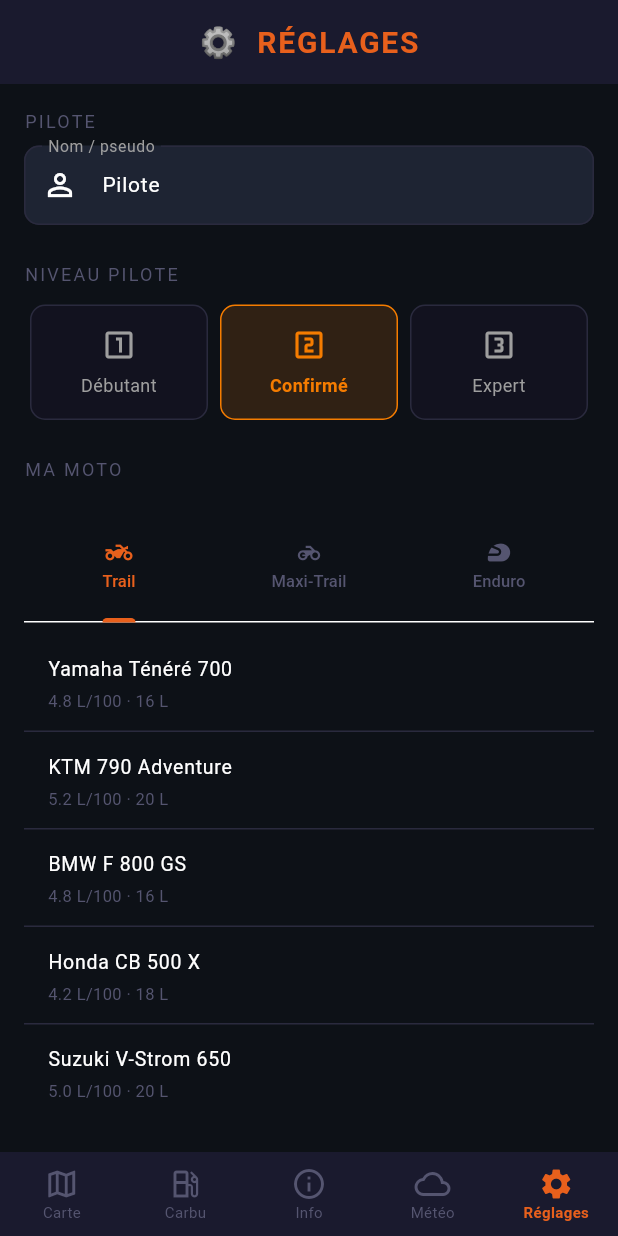
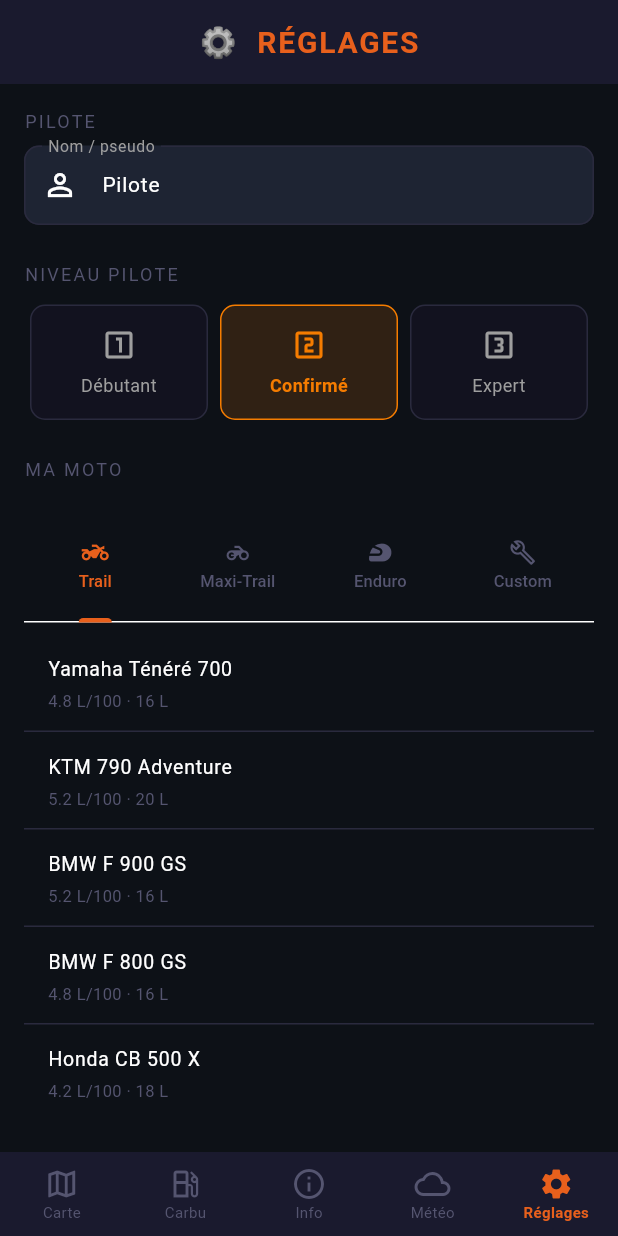
Before and after one commit to barbarescomarc/moto-offroad-4x4, a Flutter app: the SettingsScreen screen opened by its route, on a phone screen of 412 x 824 dp. Run offline on Flutter 3.47's test engine with Material 3 defaults, Android fonts, the phone set to English and light mode, and no system bars; our stand-ins replace file_picker, firebase_auth, firebase_core, firebase_database, flutter_map, geolocator and 5 more; missing offline and left inert: gpx; accounts and stored records are empty; generated files the repository leaves out were written again; Roboto replaces fonts that are missing (Rajdhani).

Commit message:
feat: BMW F 900 GS, Super Ténéré, catégorie Custom, easter egg Jhon
- Ajoute BMW F 900 GS (Trail, 5.2L/100, 15.5L) aux presets
- Ajoute Yamaha Super Ténéré 1200 (Maxi-Trail, 6.8L/100, 23L) aux presets
- Ajoute l'enum MotoCategory.custom avec icône build_outlined
- Ajoute "Ma moto perso" comme preset Custom de base
- Easter egg : saisir "Jhon" ou "John" comme nom affiche un SnackBar violet

Co-Authored-By: Claude Sonnet 4.6 <noreply@anthropic.com>

```diff
--- a/lib/models/moto_preset.dart
+++ b/lib/models/moto_preset.dart
@@ -1,6 +1,6 @@
 import 'package:flutter/material.dart';
 
-enum MotoCategory { trail, maxiTrail, enduro }
+enum MotoCategory { trail, maxiTrail, enduro, custom }
 
 extension MotoCategoryExt on MotoCategory {
   String get label {
@@ -8,6 +8,7 @@ extension MotoCategoryExt on MotoCategory {
       case MotoCategory.trail:     return 'Trail';
       case MotoCategory.maxiTrail: return 'Maxi-Trail';
       case MotoCategory.enduro:    return 'Enduro';
+      case MotoCategory.custom:    return 'Custom';
     }
   }
 
@@ -16,6 +17,7 @@ extension MotoCategoryExt on MotoCategory {
       case MotoCategory.trail:     return Icons.two_wheeler;
       case MotoCategory.maxiTrail: return Icons.motorcycle;
       case MotoCategory.enduro:    return Icons.sports_motorsports;
+      case MotoCategory.custom:    return Icons.build_outlined;
     }
   }
 }
@@ -38,6 +40,7 @@ const kMotoPresets = <MotoPreset>[
   // ── Trail ────────────────────────────────────────────────
   MotoPreset(name: 'Yamaha Ténéré 700',       category: MotoCategory.trail, consumptionL100: 4.8, tankLiters: 16.0),
   MotoPreset(name: 'KTM 790 Adventure',       category: MotoCategory.trail, consumptionL100: 5.2, tankLiters: 20.0),
+  MotoPreset(name: 'BMW F 900 GS',            category: MotoCategory.trail, consumptionL100: 5.2, tankLiters: 15.5),
   MotoPreset(name: 'BMW F 800 GS',            category: MotoCategory.trail, consumptionL100: 4.8, tankLiters: 16.0),
   MotoPreset(name: 'Honda CB 500 X',          category: MotoCategory.trail, consumptionL100: 4.2, tankLiters: 17.7),
   MotoPreset(name: 'Suzuki V-Strom 650',      category: MotoCategory.trail, consumptionL100: 5.0, tankLiters: 20.0),
@@ -49,6 +52,7 @@ const kMotoPresets = <MotoPreset>[
   MotoPreset(name: 'KTM 1290 Super Adventure',category: MotoCategory.maxiTrail, consumptionL100: 6.5, tankLiters: 23.0),
   MotoPreset(name: 'Ducati Multistrada V4',   category: MotoCategory.maxiTrail, consumptionL100: 6.2, tankLiters: 22.0),
   MotoPreset(name: 'Triumph Tiger 1200',      category: MotoCategory.maxiTrail, consumptionL100: 6.0, tankLiters: 20.0),
+  MotoPreset(name: 'Yamaha Super Ténéré 1200', category: MotoCategory.maxiTrail, consumptionL100: 6.8, tankLiters: 23.0),
   MotoPreset(name: 'Yamaha Ténéré 1200',      category: MotoCategory.maxiTrail, consumptionL100: 7.0, tankLiters: 23.0),
 
   // ── Enduro ───────────────────────────────────────────────
@@ -58,4 +62,7 @@ const kMotoPresets = <MotoPreset>[
   MotoPreset(name: 'Beta RR 300',             category: MotoCategory.enduro, consumptionL100: 1.9, tankLiters: 9.5),
   MotoPreset(name: 'Sherco 300 SEF-R',        category: MotoCategory.enduro, consumptionL100: 2.0, tankLiters: 9.0),
   MotoPreset(name: 'Gas Gas EC 300',          category: MotoCategory.enduro, consumptionL100: 1.9, tankLiters: 8.0),
+
+  // ── Custom ───────────────────────────────────────────────
+  MotoPreset(name: 'Ma moto perso',           category: MotoCategory.custom, consumptionL100: 5.0, tankLiters: 20.0),
 ];
```
Also changed, not shown: lib/screens/settings/settings_screen.dart (+13 -3 lines).
